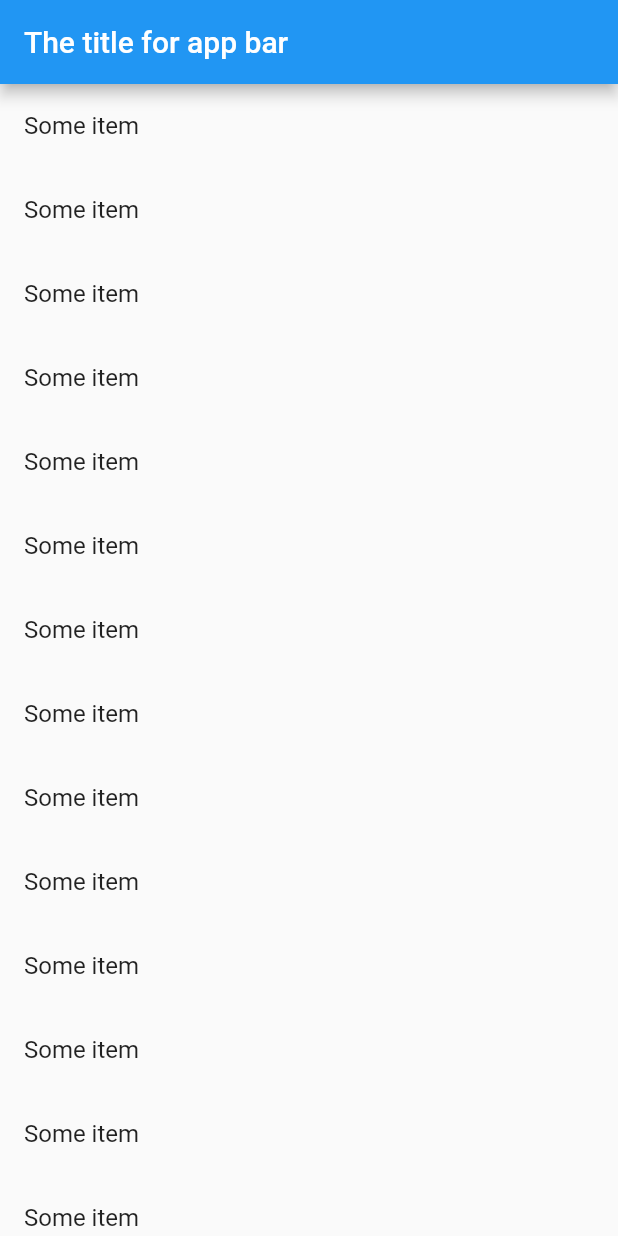
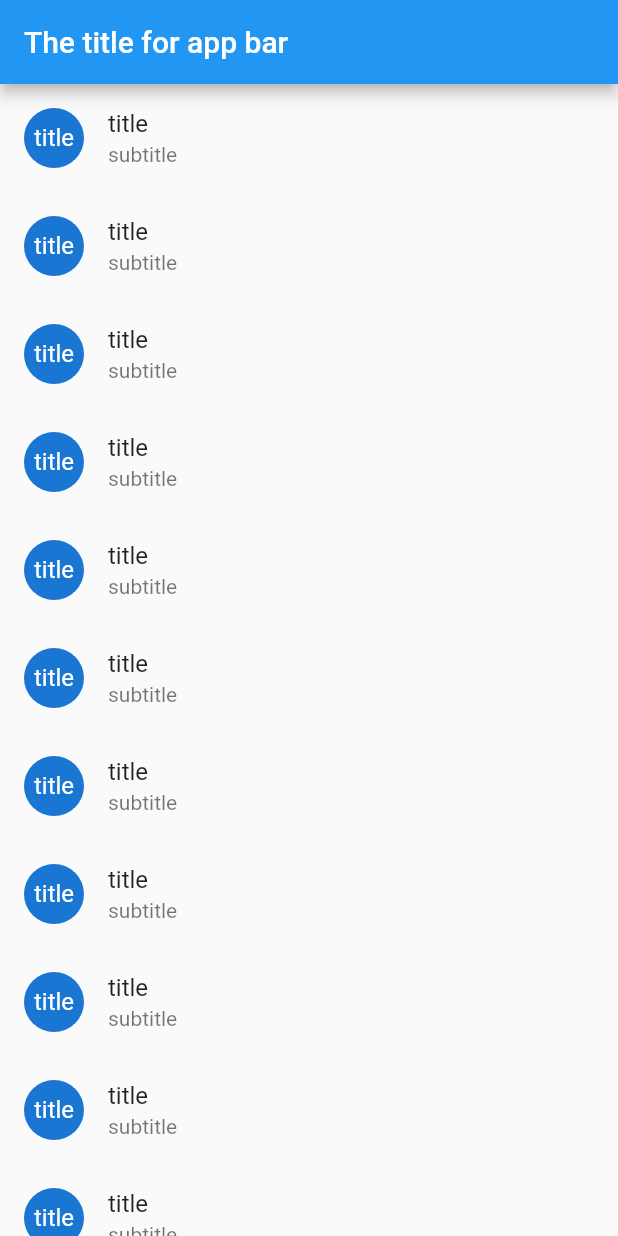
Before and after one commit to krecikzgr/FlutterExample, a Flutter app: the screen it shows after launch, on a phone screen of 412 x 824 dp. Run offline on Flutter 3.47's test engine with Material 2 defaults, Android fonts, the phone set to English and light mode, and no system bars.

Commit message:
Custom cell created

```diff
--- /dev/null
+++ b/lib/MainListElement.dart
@@ -0,0 +1,20 @@
+import 'package:flutter/material.dart';
+
+//Brac
+class MainListElement extends StatelessWidget {
+  final String title;
+  final String subtitle;
+
+  MainListElement(this.title, this.subtitle);
+
+  @override
+  Widget build(BuildContext context) {
+    return new ListTile(
+        leading: CircleAvatar(
+          child: Text(title),
+        ),
+        title:  Text(title),
+        subtitle: Text(subtitle),
+    );
+  }
+}
--- a/lib/main.dart
+++ b/lib/main.dart
@@ -1,5 +1,5 @@
 import 'package:flutter/material.dart';
-
+import 'package:my_first_app/MainListElement.dart';
 void main() => runApp(MyApp());
 
 class MyApp extends StatelessWidget {
@@ -18,12 +18,11 @@ class MyApp extends StatelessWidget {
           title: new Text("The title for app bar"),
         ),
         //Add the body of the layout
-        body: ListView.builder(
+        body:
+         ListView.builder(
           itemCount: 100,
           itemBuilder: (context, index) {
-            return ListTile(
-              title: Text("Some item"),
-            );
+            return MainListElement("title", "subtitle");
           }
         ),
         ),
```
